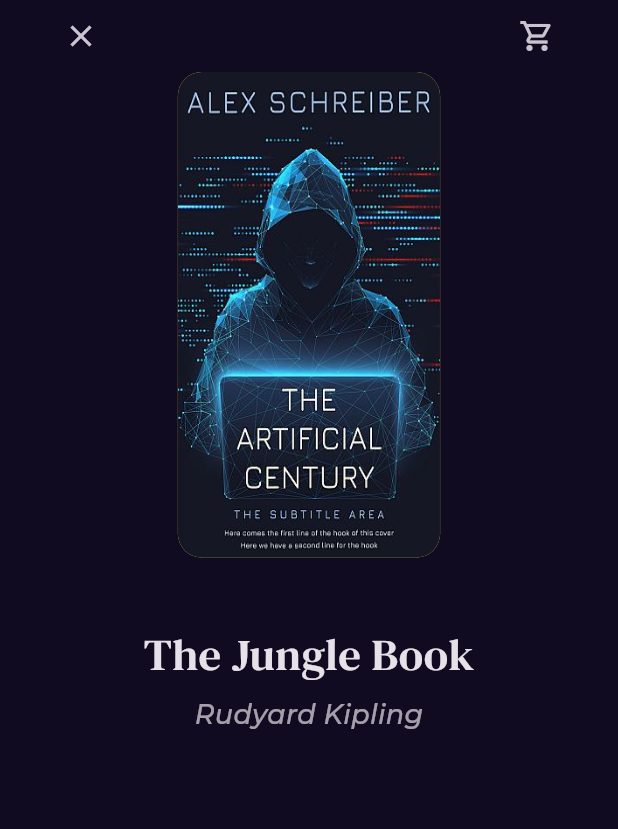
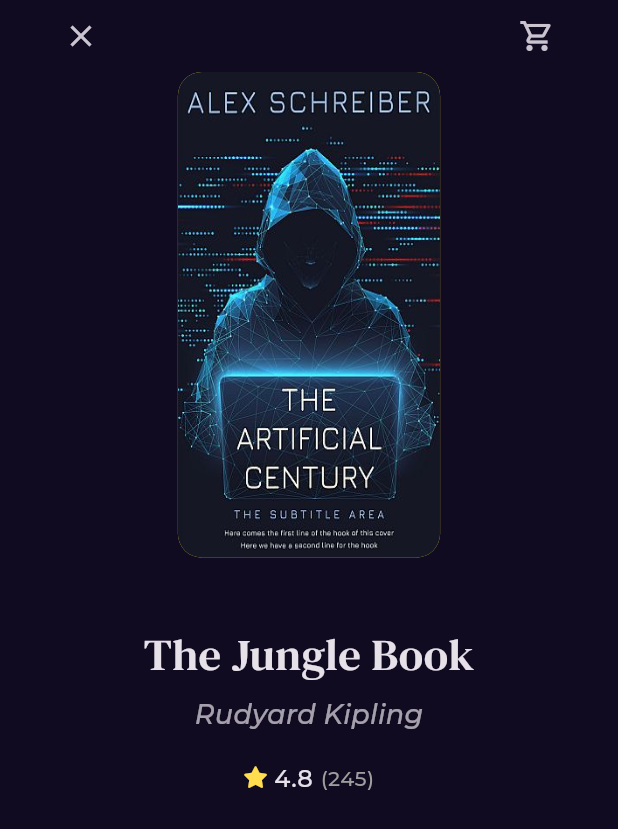
Before and after one commit to OmarAlbaz-flutter/bookly, a Flutter app: the BookDetailsView screen opened by its route, on a phone screen of 412 x 824 dp. Shown: the top 829 px of the screen. Run offline on Flutter 3.47's test engine with Material 3 defaults, Android fonts, the phone set to English and light mode, and no system bars; our stand-ins replace font_awesome_flutter, go_router, google_fonts.

Commit message:
add rating to book details

```diff
--- a/lib/core/utils/style.dart
+++ b/lib/core/utils/style.dart
@@ -20,7 +20,7 @@ abstract class Styles {
   );
   static const textStyle16 = TextStyle(
     fontSize: 16,
-    fontWeight: FontWeight.normal,
+    fontWeight: FontWeight.w500,
   );
   static const textStyle30 = TextStyle(
     fontSize: 30,
--- a/lib/features/home/presentation/views/widgets/book_details_view_body.dart
+++ b/lib/features/home/presentation/views/widgets/book_details_view_body.dart
@@ -1,4 +1,5 @@
 import 'package:bookly_app/core/utils/style.dart';
+import 'package:bookly_app/features/home/presentation/views/widgets/book_rating.dart';
 import 'package:bookly_app/features/home/presentation/views/widgets/custom_book_details_appbar.dart';
 import 'package:bookly_app/features/home/presentation/views/widgets/custom_book_image.dart';
 import 'package:flutter/material.dart';
@@ -37,6 +38,12 @@ class BookDetailsViewBody extends StatelessWidget {
                     fontStyle: FontStyle.italic, fontWeight: FontWeight.w500),
               ),
             ),
+            SizedBox(
+              height: 18,
+            ),
+            BookRating(
+              mainAxisAlignment: MainAxisAlignment.center,
+            ),
           ],
         ),
       ),
--- a/lib/features/home/presentation/views/widgets/book_rating.dart
+++ b/lib/features/home/presentation/views/widgets/book_rating.dart
@@ -3,29 +3,32 @@ import 'package:flutter/material.dart';
 import 'package:font_awesome_flutter/font_awesome_flutter.dart';
 
 class BookRating extends StatelessWidget {
-  const BookRating({super.key});
-
+  const BookRating(
+      {super.key, this.mainAxisAlignment = MainAxisAlignment.start});
+  final MainAxisAlignment mainAxisAlignment;
   @override
   Widget build(BuildContext context) {
     return Row(
+      mainAxisAlignment: mainAxisAlignment,
       children: [
         Icon(
           FontAwesomeIcons.solidStar,
           color: Color(0xffFFDD4F),
+          size: 14,
         ),
         SizedBox(
           width: 6.3,
         ),
         Text(
           '4.8',
-          style: Styles.textStyle14,
+          style: Styles.textStyle16,
         ),
         SizedBox(
           width: 5,
         ),
         Text(
           '(245)',
-          style: Styles.textStyle14,
+          style: Styles.textStyle14.copyWith(color: Colors.grey),
         ),
       ],
     );
```
